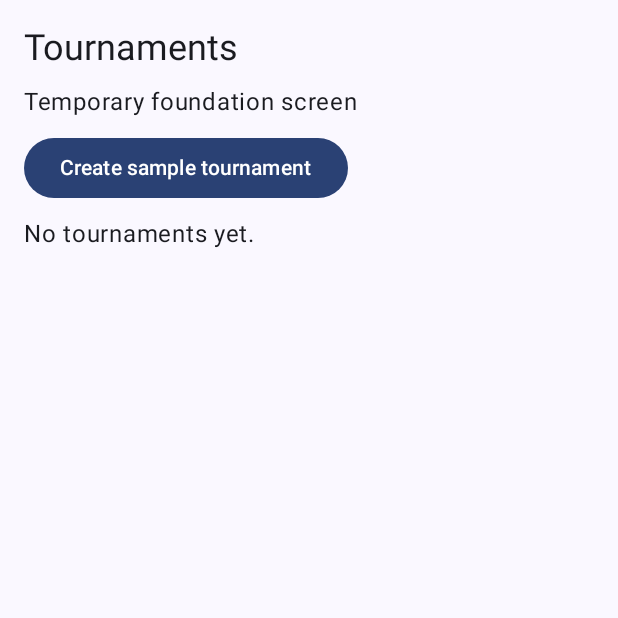
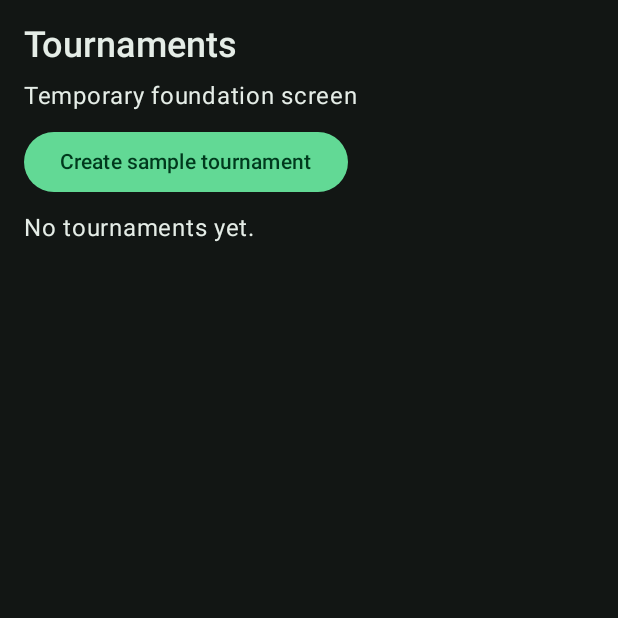
Before and after one commit to snbaay/matchday-android, an Android app built with Jetpack Compose: the screen it shows after launch (MainActivity), on a phone screen of 412 x 824 dp, the top half of it. Run offline under Robolectric (Android 15) with nearby library versions, the phone set to English and light mode, and no system bars.

Commit message:
feat(theme): apply fixed dark Material 3 theme and typography (P4-02)

```diff
--- a/app/src/main/java/com/example/matchday/ui/theme/Theme.kt
+++ b/app/src/main/java/com/example/matchday/ui/theme/Theme.kt
@@ -1,57 +1,48 @@
 package com.example.matchday.ui.theme
 
-import android.app.Activity
-import android.os.Build
-import androidx.compose.foundation.isSystemInDarkTheme
 import androidx.compose.material3.MaterialTheme
 import androidx.compose.material3.darkColorScheme
-import androidx.compose.material3.dynamicDarkColorScheme
-import androidx.compose.material3.dynamicLightColorScheme
-import androidx.compose.material3.lightColorScheme
 import androidx.compose.runtime.Composable
-import androidx.compose.ui.platform.LocalContext
 
 private val DarkColorScheme = darkColorScheme(
-    primary = Purple80,
-    secondary = PurpleGrey80,
-    tertiary = Pink80
+    primary = MatchdayGreen,
+    onPrimary = MatchdayOnGreen,
+    primaryContainer = MatchdayGreenDark,
+    onPrimaryContainer = MatchdayText,
+    secondary = MatchdayTextSecondary,
+    onSecondary = MatchdayBackground,
+    secondaryContainer = MatchdaySurfaceVariant,
+    onSecondaryContainer = MatchdayText,
+    tertiary = MatchdayGreen,
+    onTertiary = MatchdayOnGreen,
+    tertiaryContainer = MatchdayGreenDark,
+    onTertiaryContainer = MatchdayText,
+    background = MatchdayBackground,
+    onBackground = MatchdayText,
+    surface = MatchdaySurface,
+    onSurface = MatchdayText,
+    surfaceVariant = MatchdaySurfaceVariant,
+    onSurfaceVariant = MatchdayTextSecondary,
+    surfaceTint = MatchdayGreen,
+    inverseSurface = MatchdayText,
+    inverseOnSurface = MatchdayBackground,
+    inversePrimary = MatchdayGreenDark,
+    outline = MatchdayTextSecondary,
+    outlineVariant = MatchdaySurfaceVariant,
+    surfaceDim = MatchdayBackground,
+    surfaceBright = MatchdaySurfaceVariant,
+    surfaceContainerLowest = MatchdayBackground,
+    surfaceContainerLow = MatchdaySurface,
+    surfaceContainer = MatchdaySurface,
+    surfaceContainerHigh = MatchdaySurfaceVariant,
+    surfaceContainerHighest = MatchdaySurfaceVariant
 )
 
-private val LightColorScheme = lightColorScheme(
-    primary = Purple40,
-    secondary = PurpleGrey40,
-    tertiary = Pink40
-
-    /* Other default colors to override
-    background = Color(0xFFFFFBFE),
-    surface = Color(0xFFFFFBFE),
-    onPrimary = Color.White,
-    onSecondary = Color.White,
-    onTertiary = Color.White,
-    onBackground = Color(0xFF1C1B1F),
-    onSurface = Color(0xFF1C1B1F),
-    */
-)
-
+// One fixed dark theme keeps all screens consistent on every device.
 @Composable
-fun MatchdayTheme(
-    darkTheme: Boolean = isSystemInDarkTheme(),
-    // Dynamic color is available on Android 12+
-    dynamicColor: Boolean = true,
-    content: @Composable () -> Unit
-) {
-    val colorScheme = when {
-        dynamicColor && Build.VERSION.SDK_INT >= Build.VERSION_CODES.S -> {
-            val context = LocalContext.current
-            if (darkTheme) dynamicDarkColorScheme(context) else dynamicLightColorScheme(context)
-        }
-
-        darkTheme -> DarkColorScheme
-        else -> LightColorScheme
-    }
-
+fun MatchdayTheme(content: @Composable () -> Unit) {
     MaterialTheme(
-        colorScheme = colorScheme,
+        colorScheme = DarkColorScheme,
         typography = Typography,
         content = content
     )
--- a/app/src/main/java/com/example/matchday/ui/theme/Type.kt
+++ b/app/src/main/java/com/example/matchday/ui/theme/Type.kt
@@ -6,29 +6,46 @@ import androidx.compose.ui.text.font.FontFamily
 import androidx.compose.ui.text.font.FontWeight
 import androidx.compose.ui.unit.sp
 
-// Set of Material typography styles to start with
+// Use the system font; sizes in sp respect the user's font-size setting.
 val Typography = Typography(
+    headlineSmall = TextStyle(
+        fontFamily = FontFamily.Default,
+        fontWeight = FontWeight.SemiBold,
+        fontSize = 24.sp,
+        lineHeight = 32.sp
+    ),
+    titleLarge = TextStyle(
+        fontFamily = FontFamily.Default,
+        fontWeight = FontWeight.SemiBold,
+        fontSize = 22.sp,
+        lineHeight = 28.sp
+    ),
+    titleMedium = TextStyle(
+        fontFamily = FontFamily.Default,
+        fontWeight = FontWeight.Medium,
+        fontSize = 16.sp,
+        lineHeight = 24.sp,
+        letterSpacing = 0.15.sp
+    ),
     bodyLarge = TextStyle(
         fontFamily = FontFamily.Default,
         fontWeight = FontWeight.Normal,
         fontSize = 16.sp,
         lineHeight = 24.sp,
         letterSpacing = 0.5.sp
-    )
-    /* Other default text styles to override
-    titleLarge = TextStyle(
+    ),
+    bodyMedium = TextStyle(
         fontFamily = FontFamily.Default,
         fontWeight = FontWeight.Normal,
-        fontSize = 22.sp,
-        lineHeight = 28.sp,
-        letterSpacing = 0.sp
+        fontSize = 14.sp,
+        lineHeight = 20.sp,
+        letterSpacing = 0.25.sp
     ),
-    labelSmall = TextStyle(
+    labelLarge = TextStyle(
         fontFamily = FontFamily.Default,
         fontWeight = FontWeight.Medium,
-        fontSize = 11.sp,
-        lineHeight = 16.sp,
-        letterSpacing = 0.5.sp
+        fontSize = 14.sp,
+        lineHeight = 20.sp,
+        letterSpacing = 0.1.sp
     )
-    */
 )
```
